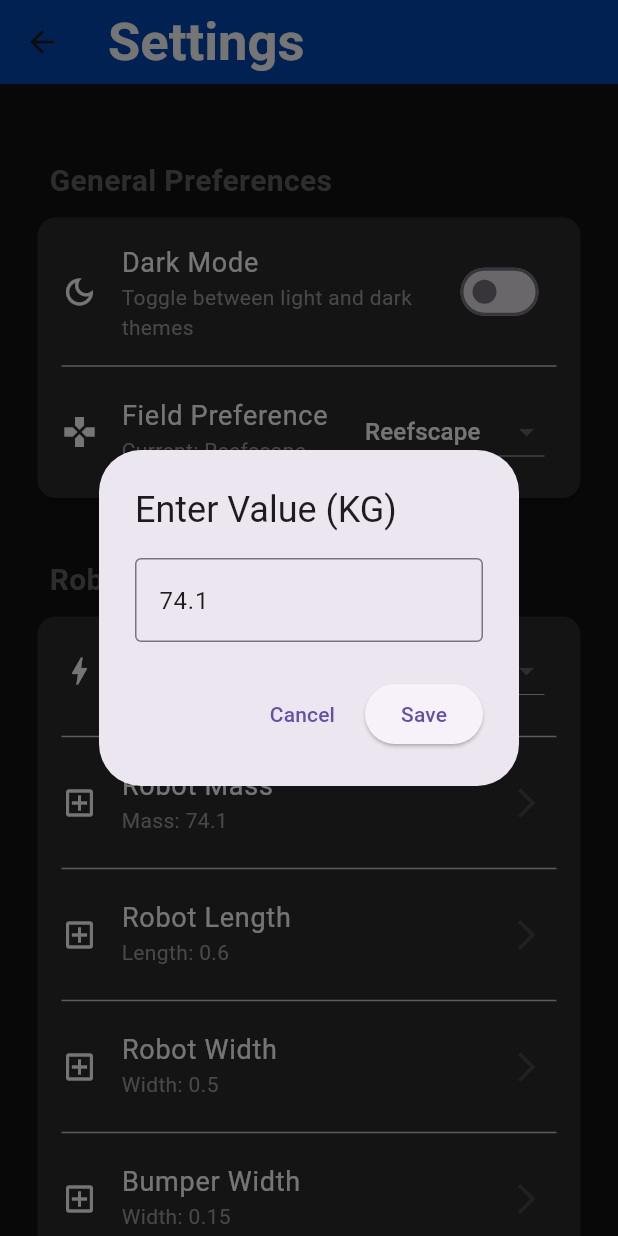
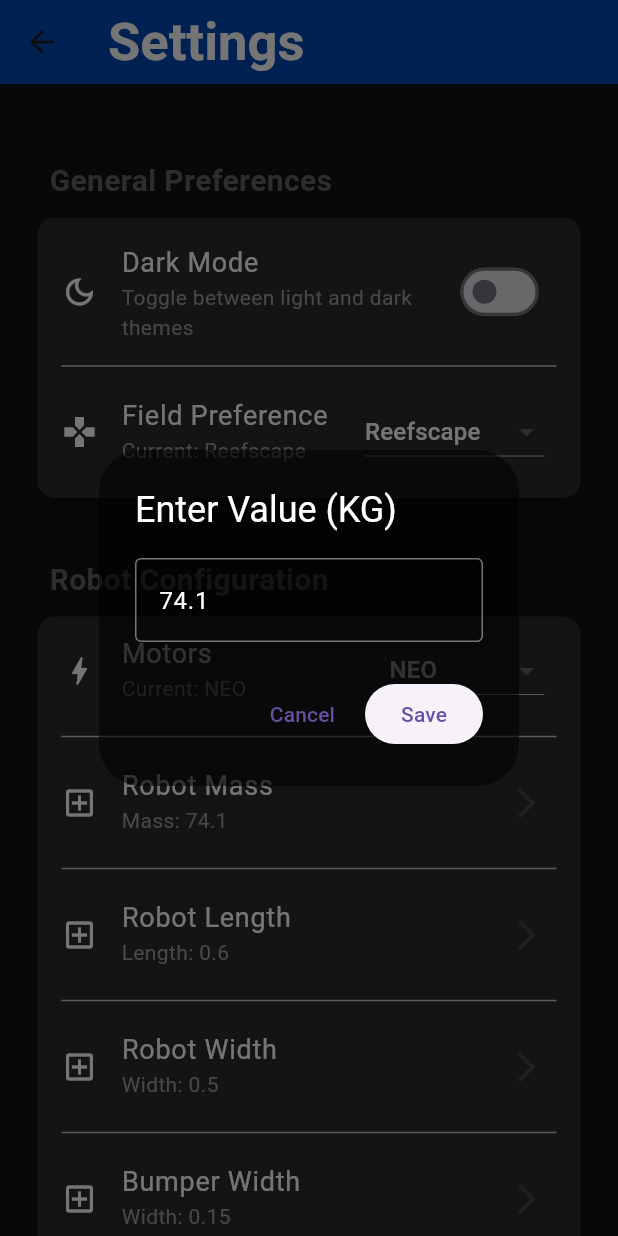
Before and after one commit to Shoesher/tankplanner, a Flutter app: the Settings screen opened directly, after a tap on "Robot Mass", on a phone screen of 412 x 824 dp. Run offline on Flutter 3.47's test engine with Material 3 defaults, Android fonts, the phone set to English and light mode, and no system bars; our stand-ins replace shared_preferences; accounts and stored records are empty; Roboto replaces fonts that are missing (Poppins).

```diff
--- /dev/null
+++ b/assets/paths/preview.json
@@ -0,0 +1,6 @@
+{
+  "paths": [
+
+  ],
+  "folders": []
+}
--- a/lib/pages/settings.dart
+++ b/lib/pages/settings.dart
@@ -144,11 +144,13 @@ class _SettingsPageState extends State<Settings> {
       context: context,
       builder: (BuildContext context) {
         return AlertDialog(
-          title: Text('Enter Value ($unit)'),
+          title: Text('Enter Value ($unit)', style: TextStyle(color: Colors.white)),
+          backgroundColor: const Color.fromARGB(144, 0, 0, 0),
           content: TextField(
             controller: settingsController[action],
+            style: TextStyle(color: Colors.white),
             decoration: const InputDecoration(
-              hintText: 'aifjiajf',
+              hintText: 'testing',
               border: OutlineInputBorder(),
             ),
           ),
@@ -251,6 +253,7 @@ class _SettingsPageState extends State<Settings> {
                         subtitle: Text('Current: $_selectedField', style: TextStyle(color: Colors.grey)),
                         trailing: DropdownButton<String>(
                           value: _selectedField,
+                          dropdownColor: Colors.black12,
                           onChanged: (String? newValue) {
                             if (newValue != null) {
                               setState(() {
@@ -288,6 +291,7 @@ class _SettingsPageState extends State<Settings> {
                       subtitle: Text('Current: $_selectedMotor', style: TextStyle(color: Colors.grey)),
                       trailing: DropdownButton<String>(
                         value: _selectedMotor,
+                        dropdownColor: Colors.black12,
                         onChanged: (String? newValue) {
                           if (newValue != null) {
                             setState(() {
```
Also changed, not shown: lib/pages/editior.dart (+5 -3 lines), lib/pages/preview.dart (+42 -2 lines).
